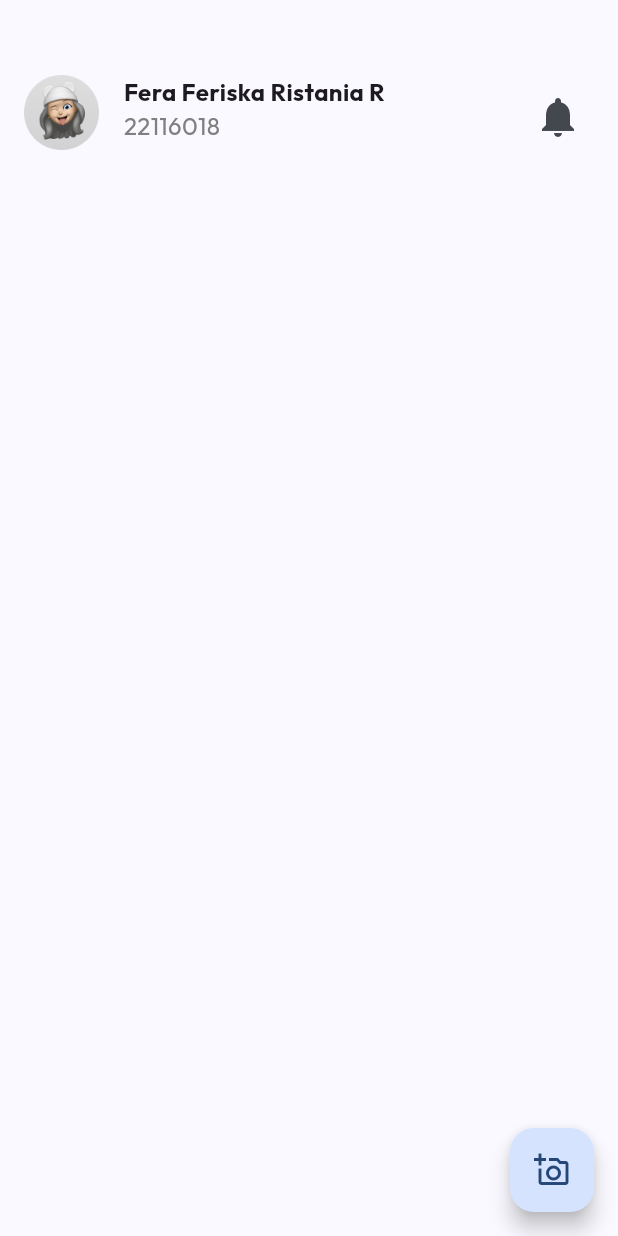
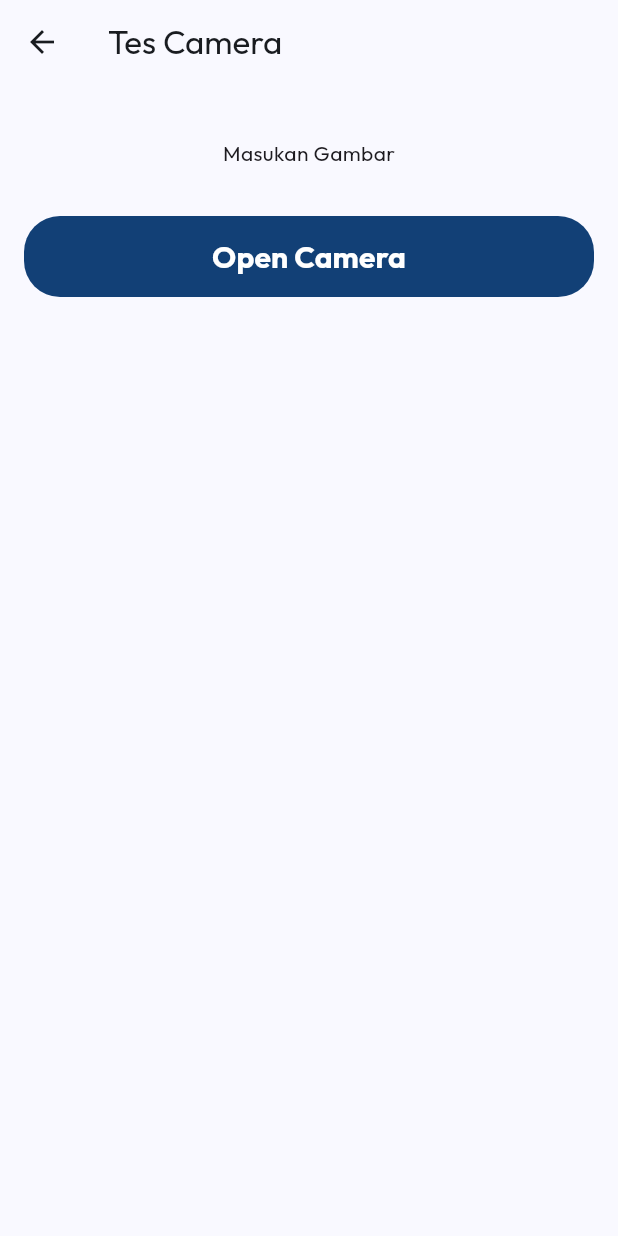
Before and after one commit to Triwahyu22116012/sistem-absensi-mahasiswa, a Flutter app: the HomeScreen screen opened directly, after a tap on the "add a photo" icon, on a phone screen of 412 x 824 dp. Run offline on Flutter 3.47's test engine with Material 3 defaults, Android fonts, the phone set to English and light mode, and no system bars; our stand-ins replace google_fonts, image_picker.

Commit message:
tes fitur open camera

```diff
--- a/lib/screen/home_screen.dart
+++ b/lib/screen/home_screen.dart
@@ -1,3 +1,4 @@
+import 'package:absensi_mahasiswa/screen/tes_camera_screen.dart';
 import 'package:flutter/material.dart';
 
 class HomeScreen extends StatelessWidget {
@@ -16,7 +17,7 @@ class HomeScreen extends StatelessWidget {
             const Padding(
               padding: EdgeInsets.only(left: 16),
               child: SizedBox(
-                width: 265, // sementara
+                width: 249, // sementara
                 child: Column(
                   crossAxisAlignment: CrossAxisAlignment.start,
                   children: [
@@ -51,7 +52,12 @@ class HomeScreen extends StatelessWidget {
         ),
       ),
       floatingActionButton: FloatingActionButton(
-        onPressed: () {  },
+        onPressed: () {
+          Navigator.push(
+            context,
+            MaterialPageRoute(builder: (context) => const TesCameraScreen())
+          );
+        },
         child: const Icon(
           Icons.add_a_photo_outlined
         ),
--- /dev/null
+++ b/lib/screen/tes_camera_screen.dart
@@ -0,0 +1,55 @@
+import 'dart:io';
+import 'package:flutter/material.dart';
+import 'package:image_picker/image_picker.dart';
+
+import '../widget/main_button.dart';
+
+class TesCameraScreen extends StatefulWidget {
+  const TesCameraScreen({super.key});
+
+  @override
+  State<TesCameraScreen> createState() => _TesCameraScreenState();
+}
+
+class _TesCameraScreenState extends State<TesCameraScreen> {
+  File? _selectedImage;
+
+  @override
+  Widget build(BuildContext context) {
+    return Scaffold(
+      appBar: AppBar(
+        title: const Text("Tes Camera"),
+      ),
+      body: Center(
+        child: Column(
+          children: [
+            const SizedBox(height: 20),
+            Padding(
+              padding: const EdgeInsets.all(16),
+                child: _selectedImage != null ? Image.file(_selectedImage!) : const Text("Masukan Gambar"),
+            ),
+            Padding(
+              padding: const EdgeInsets.all(16),
+              child: MainButton(
+                title: "Open Camera",
+                onClick: () {
+                  _openCamera();
+                },
+              ),
+            ),
+          ]
+        )
+      ),
+    );
+  }
+
+  // fungsi untuk membuka kamera
+  Future _openCamera() async {
+    final image = await ImagePicker().pickImage(source: ImageSource.camera);
+
+    if (image == null) return;
+    setState(() {
+      _selectedImage = File(image.path);
+    });
+  }
+}
--- a/lib/widget/main_button.dart
+++ b/lib/widget/main_button.dart
@@ -8,7 +8,7 @@ class MainButton extends StatelessWidget {
   });
 
   final String title;
-  final VoidCallback onClick;
+  final Function() onClick;
 
   @override
   Widget build(BuildContext context) {
--- a/pubspec.yaml
+++ b/pubspec.yaml
@@ -36,6 +36,7 @@ dependencies:
   # Use with the CupertinoIcons class for iOS style icons.
   cupertino_icons: ^1.0.6
   google_fonts: ^6.2.1
+  image_picker: ^1.1.1
 
 dev_dependencies:
   flutter_test:
```
Also changed, not shown: pubspec.lock.
